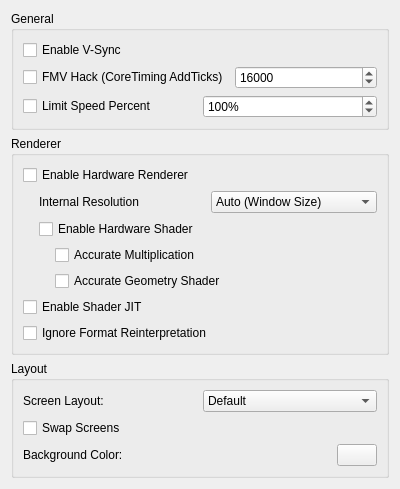
Before: the Qt Designer form src/citra_qt/configuration/configure_graphics.ui in Filxter/citra-canary, drawn with Qt 5.
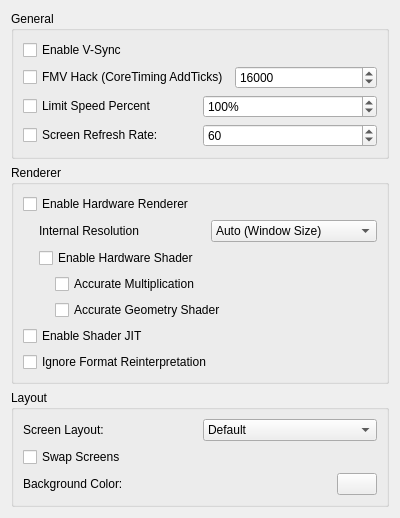
After: the same form once the commit is applied.

Commit message: valentinvanelslande's screen refresh rate setting

Patch:
```diff
--- a/src/citra_qt/configuration/configure_graphics.ui
+++ b/src/citra_qt/configuration/configure_graphics.ui
@@ -78,6 +78,30 @@
         </item>
        </layout>
       </item>
+      <item>
+        <layout class="QHBoxLayout" name="horizontalLayout_9">
+         <item>
+          <widget class="QCheckBox" name="custom_refresh_rate">
+           <property name="text">
+            <string>Screen Refresh Rate:</string>
+           </property>
+          </widget>
+         </item>
+         <item>
+          <widget class="QSpinBox" name="screen_refresh_rate">
+           <property name="minimum">
+            <number>1</number>
+           </property>
+           <property name="maximum">
+            <number>999</number>
+           </property>
+           <property name="value">
+            <number>60</number>
+           </property>
+          </widget>
+         </item>
+        </layout>
+       </item>
      </layout>
     </widget>
    </item>
```
The commit also changes 4 other files.
